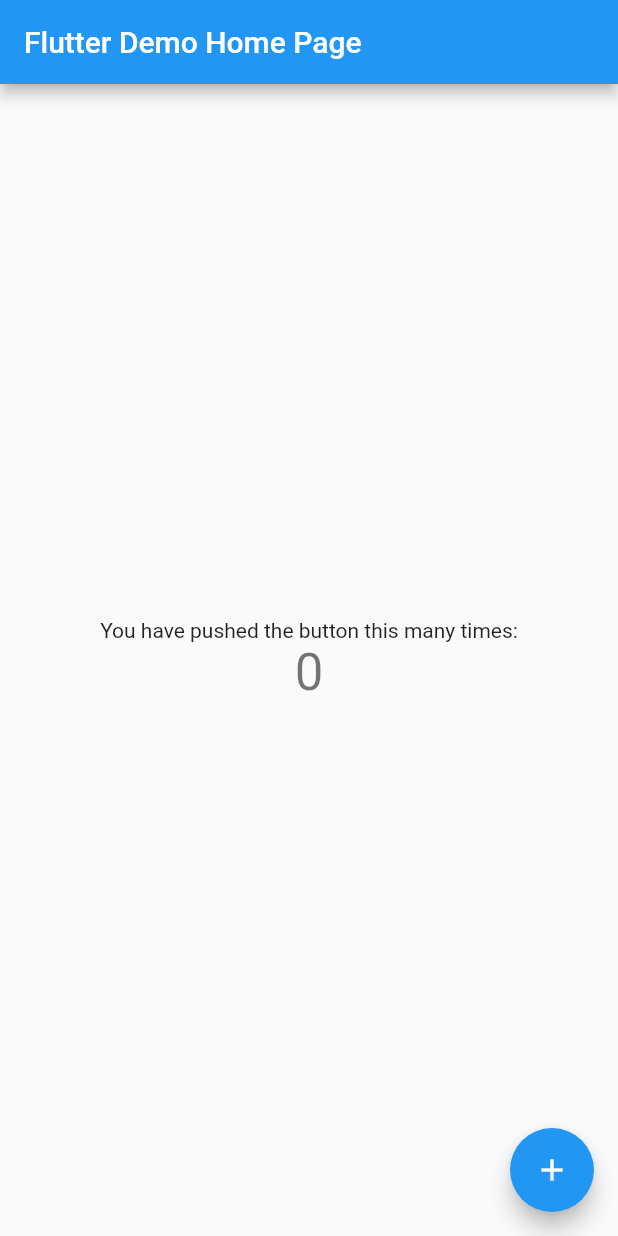
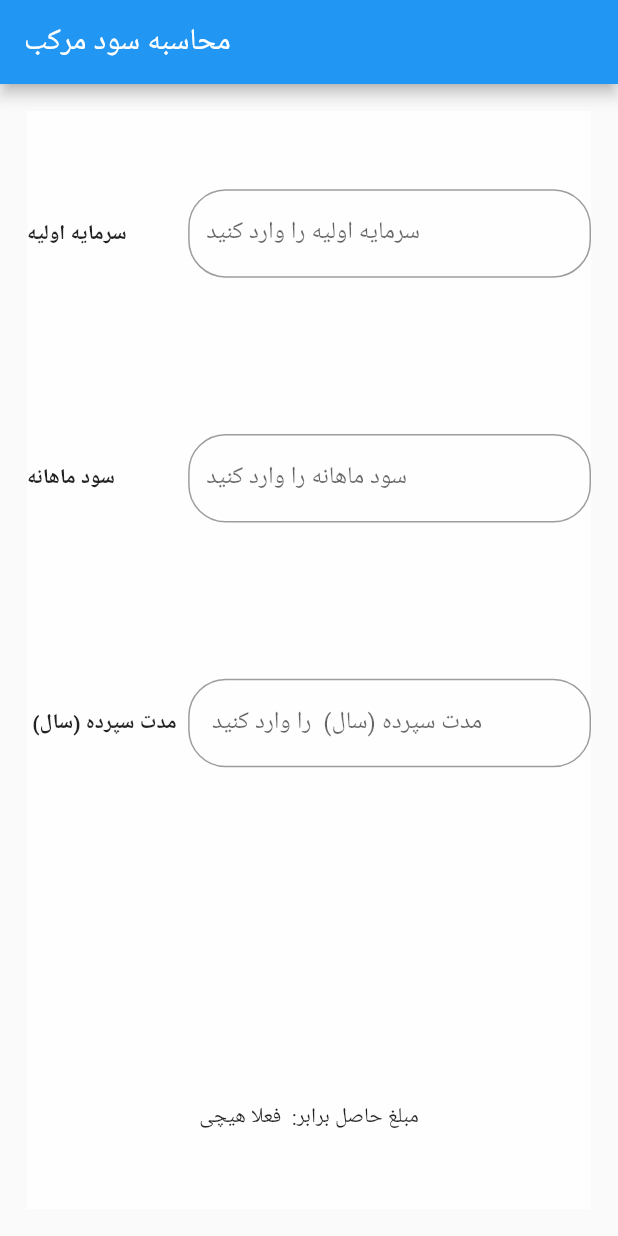
Before and after one commit to b3hzadsh/first-BloC, a Flutter app: the screen it shows after launch, on a phone screen of 412 x 824 dp. Run offline on Flutter 3.47's test engine with Material 2 defaults, Android fonts, the phone set to English and light mode, and no system bars.

Commit message:
just design first ui without any logic - I wnat to use BloC Pattern for this app

```diff
--- a/first_bloc/lib/main.dart
+++ b/first_bloc/lib/main.dart
@@ -1,102 +1,14 @@
+import 'package:first_bloc/src/pages/home.dart';
 import 'package:flutter/material.dart';
 
 void main() => runApp(MyApp());
 
 class MyApp extends StatelessWidget {
-  // This widget is the root of your application.
   @override
   Widget build(BuildContext context) {
     return MaterialApp(
-      title: 'Flutter Demo',
-      theme: ThemeData(
-        primarySwatch: Colors.blue,
-      ),
-      home: MyHomePage(title: 'Flutter Demo Home Page'),
+      title: " سود مرکب",
+      home: HomeWidget(),
     );
   }
 }
-
-class MyHomePage extends StatefulWidget {
-  MyHomePage({Key key, this.title}) : super(key: key);
-
-  // This widget is the home page of your application. It is stateful, meaning
-  // that it has a State object (defined below) that contains fields that affect
-  // how it looks.
-
-  // This class is the configuration for the state. It holds the values (in this
-  // case the title) provided by the parent (in this case the App widget) and
-  // used by the build method of the State. Fields in a Widget subclass are
-  // always marked "final".
-
-  final String title;
-
-  @override
-  _MyHomePageState createState() => _MyHomePageState();
-}
-
-class _MyHomePageState extends State<MyHomePage> {
-  int _counter = 0;
-
-  void _incrementCounter() {
-    setState(() {
-      // This call to setState tells the Flutter framework that something has
-      // changed in this State, which causes it to rerun the build method below
-      // so that the display can reflect the updated values. If we changed
-      // _counter without calling setState(), then the build method would not be
-      // called again, and so nothing would appear to happen.
-      _counter++;
-    });
-  }
-
-  @override
-  Widget build(BuildContext context) {
-    // This method is rerun every time setState is called, for instance as done
-    // by the _incrementCounter method above.
-    //
-    // The Flutter framework has been optimized to make rerunning build methods
-    // fast, so that you can just rebuild anything that needs updating rather
-    // than having to individually change instances of widgets.
-    return Scaffold(
-      appBar: AppBar(
-        // Here we take the value from the MyHomePage object that was created by
-        // the App.build method, and use it to set our appbar title.
-        title: Text(widget.title),
-      ),
-      body: Center(
-        // Center is a layout widget. It takes a single child and positions it
-        // in the middle of the parent.
-        child: Column(
-          // Column is also a layout widget. It takes a list of children and
-          // arranges them vertically. By default, it sizes itself to fit its
-          // children horizontally, and tries to be as tall as its parent.
-          //
-          // Invoke "debug painting" (press "p" in the console, choose the
-          // "Toggle Debug Paint" action from the Flutter Inspector in Android
-          // Studio, or the "Toggle Debug Paint" command in Visual Studio Code)
-          // to see the wireframe for each widget.
-          //
-          // Column has various properties to control how it sizes itself and
-          // how it positions its children. Here we use mainAxisAlignment to
-          // center the children vertically; the main axis here is the vertical
-          // axis because Columns are vertical (the cross axis would be
-          // horizontal).
-          mainAxisAlignment: MainAxisAlignment.center,
-          children: <Widget>[
-            Text(
-              'You have pushed the button this many times:',
-            ),
-            Text(
-              '$_counter',
-              style: Theme.of(context).textTheme.display1,
-            ),
-          ],
-        ),
-      ),
-      floatingActionButton: FloatingActionButton(
-        onPressed: _incrementCounter,
-        tooltip: 'Increment',
-        child: Icon(Icons.add),
-      ), // This trailing comma makes auto-formatting nicer for build methods.
-    );
-  }
-}
--- /dev/null
+++ b/first_bloc/lib/src/pages/home.dart
@@ -0,0 +1,14 @@
+import 'package:first_bloc/src/pages/home_body.dart';
+import 'package:flutter/material.dart';
+
+class HomeWidget extends StatelessWidget {
+  @override
+  Widget build(BuildContext context) {
+    return Scaffold(
+      appBar: AppBar(
+        title: Text("محاسبه سود مرکب "),
+      ),
+      body: HomeBody(),
+    );
+  }
+}
--- /dev/null
+++ b/first_bloc/lib/src/pages/home_body.dart
@@ -0,0 +1,30 @@
+import 'package:first_bloc/src/widgets/my_row.dart';
+import 'package:flutter/material.dart';
+
+class HomeBody extends StatelessWidget {
+  String _result = "فعلا هیچی";
+  final TextEditingController _firstMoneyField = new TextEditingController();
+  final TextEditingController _soodField = new TextEditingController();
+  final TextEditingController _timeField = new TextEditingController();
+  @override
+  Widget build(BuildContext context) {
+    return Center(
+      child: Container(
+        margin: EdgeInsets.all(18.0),
+        color: Colors.white70,
+        child: Column(
+          mainAxisAlignment: MainAxisAlignment.spaceAround,
+          children: <Widget>[
+            myRow("سرمایه اولیه", _firstMoneyField),
+            myRow("سود ماهانه", _soodField),
+            myRow(" مدت سپرده (سال) ", _timeField),
+            Container(
+              margin: EdgeInsets.only(bottom: 15.0),
+            ),
+            Center(child: Text("مبلغ حاصل برابر:  " + "$_result")),
+          ],
+        ),
+      ),
+    );
+  }
+}
--- /dev/null
+++ b/first_bloc/lib/src/widgets/my_row.dart
@@ -0,0 +1,30 @@
+import 'package:flutter/material.dart';
+
+Widget myRow(String text, TextEditingController s) {
+  return Row(
+    children: <Widget>[
+      Expanded(
+        child: Text(
+          text,
+          style: TextStyle(fontWeight: FontWeight.bold, color: Colors.black87),
+        ),
+        flex: 2,
+      ),
+      Expanded(
+        flex: 5,
+        child: TextField(
+          decoration: InputDecoration(
+            labelText: "$text را وارد کنید",
+            border: new OutlineInputBorder(
+              borderRadius: new BorderRadius.circular(25.0),
+              borderSide: new BorderSide(),
+            ),
+            //fillColor: Colors.green
+          ),
+          controller: s,
+          keyboardType: TextInputType.number,
+        ),
+      )
+    ],
+  );
+}
```
